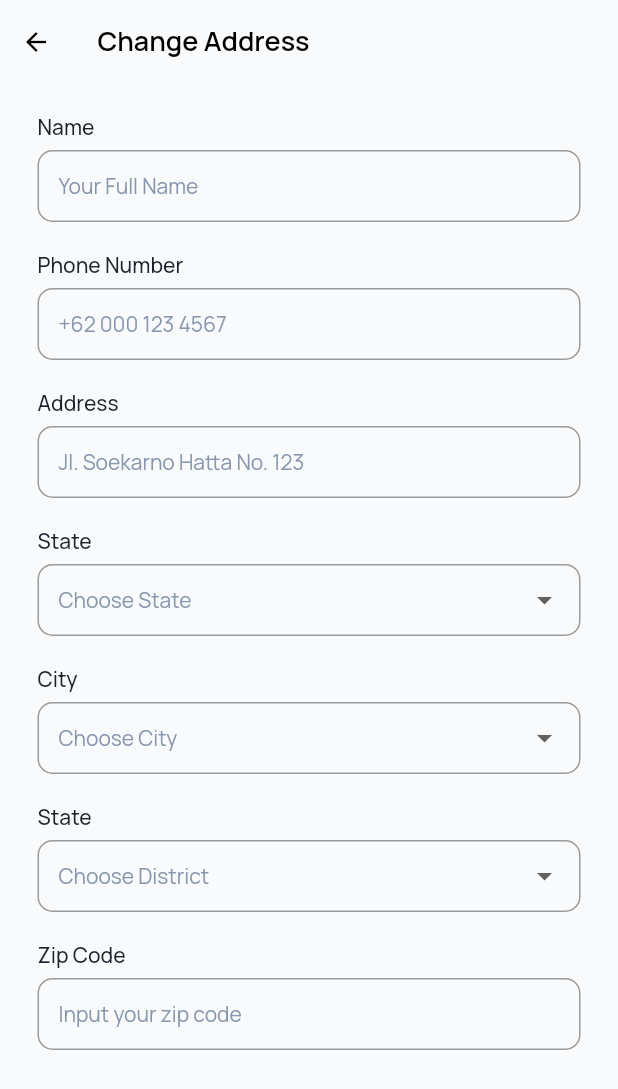
After one commit to Aseupan/Mobile, a Flutter app: the NewAddressScreen screen opened by its route, on a phone screen of 412 x 824 dp. The commit adds this screen. Shown: the top 1089 px of the screen. Run offline on Flutter 3.47's test engine with Material 2 defaults, Android fonts, the phone set to English and light mode, and no system bars; our stand-ins replace carousel_slider, dio, email_validator, flutter_screenutil, flutter_svg, fluttertoast and 5 more; missing offline and left inert: dart:ffi; accounts and stored records are empty; generated files the repository leaves out were written again.

```diff
--- a/lib/controller/auth/auth_controller.dart
+++ b/lib/controller/auth/auth_controller.dart
@@ -25,10 +25,12 @@ class AuthController extends GetxController {
   }.obs;
 
   void login() async {
+    print('coba login');
+
     final loginFormCopy =
         loginForm.map((key, value) => MapEntry(key, value.text));
 
-    final data = await PostApiService.login(loginFormCopy);
+    PostApiService.login(loginFormCopy);
   }
 
   void register() async {
--- a/lib/main.dart
+++ b/lib/main.dart
@@ -35,7 +35,7 @@ class MyApp extends StatelessWidget {
               title: 'GSC Berkah',
               theme: GlobalTheme(),
               getPages: appRouter(),
-              initialRoute: RoutePage.home,
+              initialRoute: RoutePage.onBoarding,
               builder: (context, child) {
                 return MediaQuery(
                   data: MediaQuery.of(context).copyWith(textScaleFactor: 1),
--- a/lib/routes/app_pages.dart
+++ b/lib/routes/app_pages.dart
@@ -1,6 +1,8 @@
 // class AppRouter {}
 
 import 'package:get/get.dart';
+import 'package:mobile/views/address/myaddress_screen.dart';
+import 'package:mobile/views/address/new_address_screen.dart';
 import 'package:mobile/views/auth/auth_binding.dart';
 import 'package:mobile/views/auth/login_screen.dart';
 import 'package:mobile/views/auth/register_bigparty_screen.dart';
@@ -60,6 +62,14 @@ List<GetPage<dynamic>> appRouter() {
       name: RoutePage.registerBigparty,
       page: () => RegisterBigpartyScreen(),
       binding: AuthBinding(),
+    ),
+    GetPage(
+      name: RoutePage.myAddress,
+      page: () => MyAddressScreen(),
+    ),
+    GetPage(
+      name: RoutePage.createAddress,
+      page: () => NewAddressScreen(),
     )
   ];
 }
--- a/lib/routes/app_routes.dart
+++ b/lib/routes/app_routes.dart
@@ -6,6 +6,7 @@ class RoutePage {
   static const String register = "/register";
   static const String registerBigparty = "/b/register";
   static const String myAddress = "/address";
+  static const String createAddress = "/address/create";
 
   // Phase 2
   static const String home = "/home";
--- a/lib/services/api/base_url.dart
+++ b/lib/services/api/base_url.dart
@@ -1 +1 @@
-String BASE_URL = "https://3a72-175-45-191-253.ap.ngrok.io";
+String BASE_URL = "https://gsc-backend.up.railway.app";
--- a/lib/services/models/login/login.dart
+++ b/lib/services/models/login/login.dart
@@ -6,11 +6,13 @@ part 'login.g.dart';
 @JsonSerializable()
 class LoginModel implements ModelFactory {
   final String token;
-  final String username;
+  final String name;
+  final String type;
 
   LoginModel({
     required this.token,
-    required this.username,
+    required this.name,
+    required this.type,
   });
 
   factory LoginModel.fromJson(Map<String, dynamic> json) =>
--- a/lib/services/models/sources/dio.dart
+++ b/lib/services/models/sources/dio.dart
@@ -1,6 +1,6 @@
 import 'package:dio/dio.dart';
 import 'package:get/get.dart';
-import 'package:mobile/services/api/user_token.dart';
+import 'package:mobile/services/api/app_token.dart';
 // import 'log_interceptor.dart';
 
 class AppDio {
--- /dev/null
+++ b/lib/views/address/new_address_screen.dart
@@ -0,0 +1,104 @@
+import 'package:flutter/material.dart';
+import 'package:mobile/widgets/custom_appbar.dart';
+import 'package:mobile/widgets/custom_dropdown.dart';
+import 'package:mobile/widgets/custom_textfield.dart';
+import 'package:mobile/widgets/text_styles.dart';
+
+class NewAddressScreen extends StatefulWidget {
+  const NewAddressScreen({super.key});
+
+  @override
+  State<NewAddressScreen> createState() => _NewAddressScreenState();
+}
+
+class _NewAddressScreenState extends State<NewAddressScreen> {
+  Map<String, TextEditingController> formData = {
+    'name': TextEditingController(),
+    'phone': TextEditingController(),
+    'address': TextEditingController(),
+    'zipcode': TextEditingController(),
+    'state': TextEditingController(),
+    'district': TextEditingController(),
+    'city': TextEditingController(),
+    'addressDetail': TextEditingController(),
+  };
+
+  @override
+  Widget build(BuildContext context) {
+    return Scaffold(
+      appBar: CustomAppBar("Change Address"),
+      body: SingleChildScrollView(
+        child: Container(
+          padding: EdgeInsets.symmetric(vertical: 20, horizontal: 25),
+          child: Column(
+            children: [
+              CustomTextfield(
+                label: "Name",
+                controller: formData['name']!,
+                placeholder: "Your Full Name",
+                onChange: (e) {
+                  print(formData['state']!.text);
+                },
+              ),
+              SizedBox(height: 20),
+              CustomTextfield(
+                label: "Phone Number",
+                controller: formData['phone']!,
+                placeholder: "+62 000 123 4567",
+              ),
+              SizedBox(height: 20),
+              CustomTextfield(
+                label: "Address",
+                controller: formData['address']!,
+                placeholder: "Jl. Soekarno Hatta No. 123",
+              ),
+              SizedBox(height: 20),
+              CustomDropdown(
+                placeholder: "Choose State",
+                controller: formData['state']!,
+                menu: [
+                  {
+                    'value': 'Cilegon',
+                    'text': 'Cilegon',
+                  },
+                ],
+                label: 'State',
+              ),
+              SizedBox(height: 20),
+              CustomDropdown(
+                placeholder: "Choose City",
+                controller: formData['city']!,
+                menu: [
+                  {
+                    'value': 'Cilegon',
+                    'text': 'Cilegon',
+                  },
+                ],
+                label: 'City',
+              ),
+              SizedBox(height: 20),
+              CustomDropdown(
+                placeholder: "Choose District",
+                controller: formData['district']!,
+                menu: [
+                  {
+                    'value': 'Cilegon',
+                    'text': 'Cilegon',
+                  },
+                ],
+                label: 'State',
+              ),
+              SizedBox(height: 20),
+              CustomTextfield(
+                label: "Zip Code",
+                controller: formData['zipcode']!,
+                placeholder: "Input your zip code",
+              ),
+              SizedBox(height: 20),
+            ],
+          ),
+        ),
+      ),
+    );
+  }
+}
--- a/lib/views/address/widget/address_card.dart
+++ b/lib/views/address/widget/address_card.dart
@@ -35,6 +35,7 @@ class AddressCard extends StatelessWidget {
         borderRadius: BorderRadius.circular(5),
       ),
       child: Column(
+        crossAxisAlignment: CrossAxisAlignment.start,
         children: [
           Row(
             mainAxisAlignment: MainAxisAlignment.spaceBetween,
--- a/lib/views/auth/login_screen.dart
+++ b/lib/views/auth/login_screen.dart
@@ -4,6 +4,7 @@ import 'package:flutter_svg/flutter_svg.dart';
 import 'package:get/get.dart';
 import 'package:mobile/controller/auth/auth_controller.dart';
 import 'package:mobile/routes/app_routes.dart';
+import 'package:mobile/services/api/app_token.dart';
 import 'package:mobile/utils/color_constants.dart';
 import 'package:mobile/widgets/text_styles.dart';
 import 'package:sizer/sizer.dart';
@@ -140,14 +141,13 @@ class _LoginScreenState extends State<LoginScreen> {
                             ),
                             onPressed: () {
                               if (_formKey.currentState!.validate()) {
-                                // do something if the form is valid
                                 _controller.login();
                               }
                             },
                             child: Text(
                               "Login",
                               style: h5TextStyle(
-                                color: ColorConstants.primary[300],
+                                color: ColorConstants.primary[500],
                                 weight: FontWeight.w800,
                               ),
                             ),
--- a/lib/views/auth/register_bigparty_screen.dart
+++ b/lib/views/auth/register_bigparty_screen.dart
@@ -5,7 +5,7 @@ import 'package:flutter_svg/flutter_svg.dart';
 import 'package:get/get.dart';
 import 'package:mobile/controller/auth/auth_controller.dart';
 import 'package:mobile/routes/app_routes.dart';
-import 'package:mobile/services/api/user_token.dart';
+import 'package:mobile/services/api/app_token.dart';
 import 'package:mobile/utils/color_constants.dart';
 import 'package:mobile/widgets/text_styles.dart';
 import 'package:sizer/sizer.dart';
--- a/lib/views/auth/register_screen.dart
+++ b/lib/views/auth/register_screen.dart
@@ -5,7 +5,7 @@ import 'package:flutter_svg/flutter_svg.dart';
 import 'package:get/get.dart';
 import 'package:mobile/controller/auth/auth_controller.dart';
 import 'package:mobile/routes/app_routes.dart';
-import 'package:mobile/services/api/user_token.dart';
+import 'package:mobile/services/api/app_token.dart';
 import 'package:mobile/utils/color_constants.dart';
 import 'package:mobile/widgets/text_styles.dart';
 import 'package:sizer/sizer.dart';
--- a/lib/views/campaign/food_campaign_screen.dart
+++ b/lib/views/campaign/food_campaign_screen.dart
@@ -139,7 +139,6 @@ class _FoodCampaignScreenState extends State<FoodCampaignScreen> {
               ),
               SizedBox(height: 6),
               DropdownButtonFormField(
-                isExpanded: true,
                 hint: Text(
                   'Choose Food Type',
                   style: body5TextStyle(),
--- a/lib/views/launch/onboarding/section_three.dart
+++ b/lib/views/launch/onboarding/section_three.dart
@@ -1,4 +1,6 @@
 import 'package:flutter/material.dart';
+import 'package:get/get.dart';
+import 'package:mobile/routes/app_routes.dart';
 import 'package:mobile/utils/color_constants.dart';
 import 'package:mobile/views/launch/widgets/register_modal.dart';
 import 'package:mobile/widgets/animation/fadein_left.dart';
@@ -53,7 +55,9 @@ class SectionOnboarding3State extends State<SectionOnboarding3> {
           Column(
             children: [
               ElevatedButton(
-                onPressed: () {},
+                onPressed: () {
+                  Get.toNamed(RoutePage.login);
+                },
                 style: ElevatedButton.styleFrom(
                   padding: EdgeInsets.symmetric(vertical: 5),
                   fixedSize: Size(70.w, 30),
--- /dev/null
+++ b/lib/widgets/custom_dropdown.dart
@@ -0,0 +1,62 @@
+import 'package:flutter/material.dart';
+import 'package:mobile/utils/color_constants.dart';
+import 'package:mobile/widgets/text_styles.dart';
+
+class CustomDropdown extends StatelessWidget {
+  TextEditingController controller;
+  String placeholder = "";
+  List<Map<String, String>> menu;
+  String? label;
+
+  CustomDropdown({
+    super.key,
+    required this.controller,
+    this.placeholder = "",
+    required this.menu,
+    this.label = "",
+  });
+
+  Widget RenderLabel() {
+    return Column(
+      crossAxisAlignment: CrossAxisAlignment.start,
+      children: [
+        Text(
+          label!,
+          style: body5TextStyle(weight: FontWeight.w500),
+        ),
+        SizedBox(height: 6),
+      ],
+    );
+  }
+
+  @override
+  Widget build(BuildContext context) {
+    print(menu);
+    return Column(
+      crossAxisAlignment: CrossAxisAlignment.start,
+      children: [
+        label != null ? RenderLabel() : Container(),
+        DropdownButtonFormField(
+          hint: Text(
+            placeholder,
+            style: body5TextStyle(
+              color: ColorConstants.slate[400],
+            ),
+          ),
+          style: body5TextStyle(weight: FontWeight.w500),
+          items: menu
+              .map(
+                (e) => DropdownMenuItem(
+                  value: e['value'] ?? '',
+                  child: Text(e['text'] ?? ''),
+                ),
+              )
+              .toList(),
+          onChanged: (e) {
+            controller.text = e!;
+          },
+        ),
+      ],
+    );
+  }
+}
--- /dev/null
+++ b/lib/widgets/custom_textfield.dart
@@ -0,0 +1,35 @@
+import 'package:flutter/material.dart';
+import 'package:mobile/widgets/text_styles.dart';
+
+class CustomTextfield extends StatelessWidget {
+  String label;
+  TextEditingController controller;
+  String placeholder;
+  void Function(String)? onChange;
+  CustomTextfield(
+      {super.key,
+      required this.label,
+      required this.controller,
+      required this.placeholder,
+      this.onChange});
+
+  @override
+  Widget build(BuildContext context) {
+    return Column(
+      crossAxisAlignment: CrossAxisAlignment.start,
+      children: [
+        Text(
+          label,
+          style: body5TextStyle(weight: FontWeight.w500),
+        ),
+        SizedBox(height: 6),
+        TextField(
+          decoration: InputDecoration(hintText: placeholder),
+          controller: controller,
+          style: body5TextStyle(weight: FontWeight.w500),
+          onChanged: onChange,
+        ),
+      ],
+    );
+  }
+}
```
Also changed, not shown: lib/services/api/app_token.dart (added, +75 -0 lines), lib/services/api/post_api_service.dart (+11 -8 lines), lib/services/api/user_token.dart (deleted, +0 -27 lines), lib/views/address/myaddress_screen.dart (+8 -2 lines), lib/services/models/login/login.g.dart.
